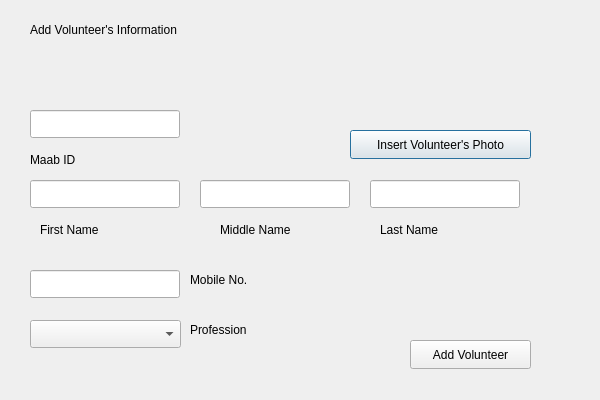
Before: the Qt Designer form addrcyvolunteers.ui in cheseuca/RCYVolunteers, drawn with Qt 5.
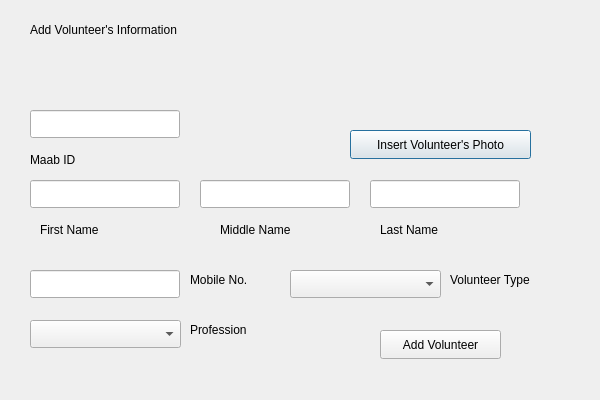
After: the same form once the commit is applied.

Patch:
```diff
--- a/addrcyvolunteers.ui
+++ b/addrcyvolunteers.ui
@@ -65,8 +65,8 @@
   <widget class="QPushButton" name="pushButton_AddVolunteer">
    <property name="geometry">
     <rect>
-     <x>410</x>
-     <y>340</y>
+     <x>380</x>
+     <y>330</y>
      <width>121</width>
      <height>29</height>
     </rect>
@@ -190,6 +190,29 @@
     <string>Maab ID</string>
    </property>
   </widget>
+  <widget class="QComboBox" name="comboBox_VolunteerType">
+   <property name="geometry">
+    <rect>
+     <x>290</x>
+     <y>270</y>
+     <width>151</width>
+     <height>28</height>
+    </rect>
+   </property>
+  </widget>
+  <widget class="QLabel" name="label_8">
+   <property name="geometry">
+    <rect>
+     <x>450</x>
+     <y>270</y>
+     <width>111</width>
+     <height>20</height>
+    </rect>
+   </property>
+   <property name="text">
+    <string>Volunteer Type</string>
+   </property>
+  </widget>
  </widget>
  <resources/>
  <connections/>
```
Left out of the diff: 2 changed lines with no effect on the pictures.
